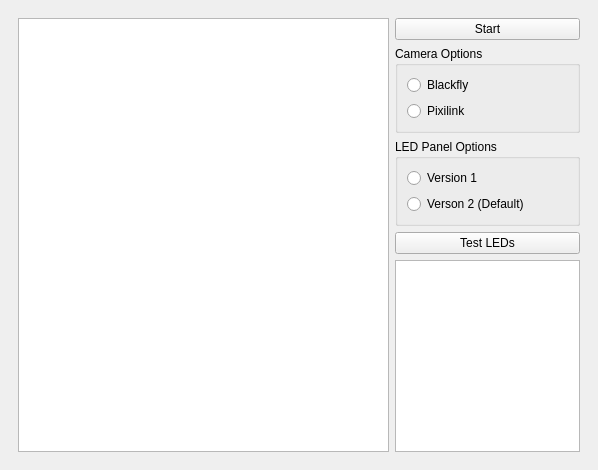
The window that src/skeleton/capture.ui (palimpsest-pursuers/capturing) describes before a commit, drawn with Qt 5.
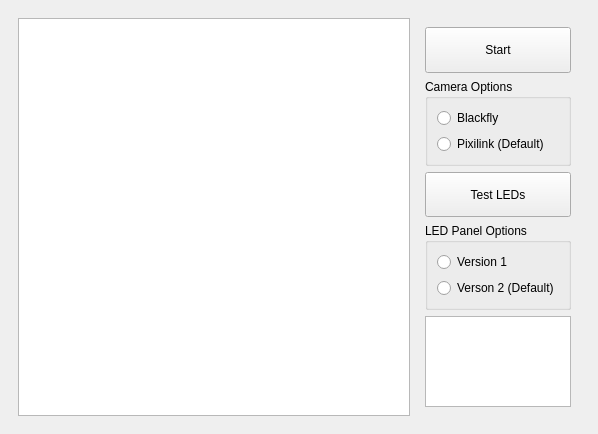
The same window after the commit. The open tabs and pages were chosen to show the change.

The edit to the form file:
```diff
--- a/src/skeleton/capture.ui
+++ b/src/skeleton/capture.ui
@@ -39,30 +39,39 @@
        <number>0</number>
       </property>
       <widget class="QWidget" name="startingPage">
-       <layout class="QVBoxLayout" name="verticalLayout">
+       <layout class="QHBoxLayout" name="horizontalLayout_28">
         <item>
          <widget class="QWidget" name="startingWidget" native="true">
           <property name="sizePolicy">
-           <sizepolicy hsizetype="Preferred" vsizetype="Fixed">
+           <sizepolicy hsizetype="Preferred" vsizetype="Expanding">
             <horstretch>0</horstretch>
             <verstretch>0</verstretch>
            </sizepolicy>
           </property>
-          <layout class="QGridLayout" name="gridLayout_21">
-           <item row="0" column="0" rowspan="8">
+          <layout class="QHBoxLayout" name="horizontalLayout_26">
+           <item>
             <widget class="QTextEdit" name="startingInfo">
              <property name="sizePolicy">
               <sizepolicy hsizetype="Expanding" vsizetype="Expanding">
-               <horstretch>2</horstretch>
+               <horstretch>3</horstretch>
                <verstretch>3</verstretch>
               </sizepolicy>
              </property>
             </widget>
            </item>
-           <item row="0" column="1">
+           <item>
+            <widget class="QWidget" name="widget_2" native="true">
+             <property name="sizePolicy">
+              <sizepolicy hsizetype="Expanding" vsizetype="Expanding">
+               <horstretch>1</horstretch>
+               <verstretch>0</verstretch>
+              </sizepolicy>
+             </property>
+             <layout class="QVBoxLayout" name="verticalLayout_43">
+              <item>
             <widget class="QPushButton" name="startButton">
              <property name="sizePolicy">
-              <sizepolicy hsizetype="Minimum" vsizetype="Fixed">
+                 <sizepolicy hsizetype="Minimum" vsizetype="Expanding">
                <horstretch>1</horstretch>
                <verstretch>1</verstretch>
               </sizepolicy>
@@ -72,10 +81,10 @@
              </property>
             </widget>
            </item>
-           <item row="1" column="1">
+              <item>
             <widget class="QGroupBox" name="cameraSelectGroup">
              <property name="sizePolicy">
-              <sizepolicy hsizetype="Preferred" vsizetype="Fixed">
+                 <sizepolicy hsizetype="Preferred" vsizetype="Preferred">
                <horstretch>0</horstretch>
                <verstretch>0</verstretch>
               </sizepolicy>
@@ -94,17 +103,30 @@
               <item>
                <widget class="QRadioButton" name="pixilinkSelect">
                 <property name="text">
-                 <string>Pixilink</string>
+                    <string>Pixilink (Default)</string>
                 </property>
                </widget>
               </item>
              </layout>
             </widget>
            </item>
-           <item row="2" column="1">
+              <item>
+               <widget class="QPushButton" name="testLEDsButton">
+                <property name="sizePolicy">
+                 <sizepolicy hsizetype="Minimum" vsizetype="Expanding">
+                  <horstretch>1</horstretch>
+                  <verstretch>1</verstretch>
+                 </sizepolicy>
+                </property>
+                <property name="text">
+                 <string>Test LEDs</string>
+                </property>
+               </widget>
+              </item>
+              <item>
             <widget class="QGroupBox" name="LEDselectGroup">
              <property name="sizePolicy">
-              <sizepolicy hsizetype="Preferred" vsizetype="Fixed">
+                 <sizepolicy hsizetype="Preferred" vsizetype="Preferred">
                <horstretch>1</horstretch>
                <verstretch>1</verstretch>
               </sizepolicy>
@@ -122,6 +144,12 @@
               </item>
               <item>
                <widget class="QRadioButton" name="LEDversion2">
+                   <property name="sizePolicy">
+                    <sizepolicy hsizetype="Minimum" vsizetype="MinimumExpanding">
+                     <horstretch>0</horstretch>
+                     <verstretch>0</verstretch>
+                    </sizepolicy>
+                   </property>
                 <property name="text">
                  <string>Verson 2 (Default)</string>
                 </property>
@@ -130,20 +158,7 @@
              </layout>
             </widget>
            </item>
-           <item row="3" column="1">
-            <widget class="QPushButton" name="testLEDsButton">
-             <property name="sizePolicy">
-              <sizepolicy hsizetype="Minimum" vsizetype="Fixed">
-               <horstretch>1</horstretch>
-               <verstretch>1</verstretch>
-              </sizepolicy>
-             </property>
-             <property name="text">
-              <string>Test LEDs</string>
-             </property>
-            </widget>
-           </item>
-           <item row="4" column="1" rowspan="4">
+              <item>
             <widget class="QGraphicsView" name="brandingView">
              <property name="sizePolicy">
               <sizepolicy hsizetype="Expanding" vsizetype="Expanding">
@@ -158,6 +173,9 @@
         </item>
        </layout>
       </widget>
+        </item>
+       </layout>
+      </widget>
       <widget class="QWidget" name="capturingPage">
        <layout class="QVBoxLayout" name="verticalLayout_20">
         <property name="leftMargin">
```
Left out of the diff: 9 changed lines with no effect on the pictures. Lines whose indentation alone changed are shown as unchanged.
